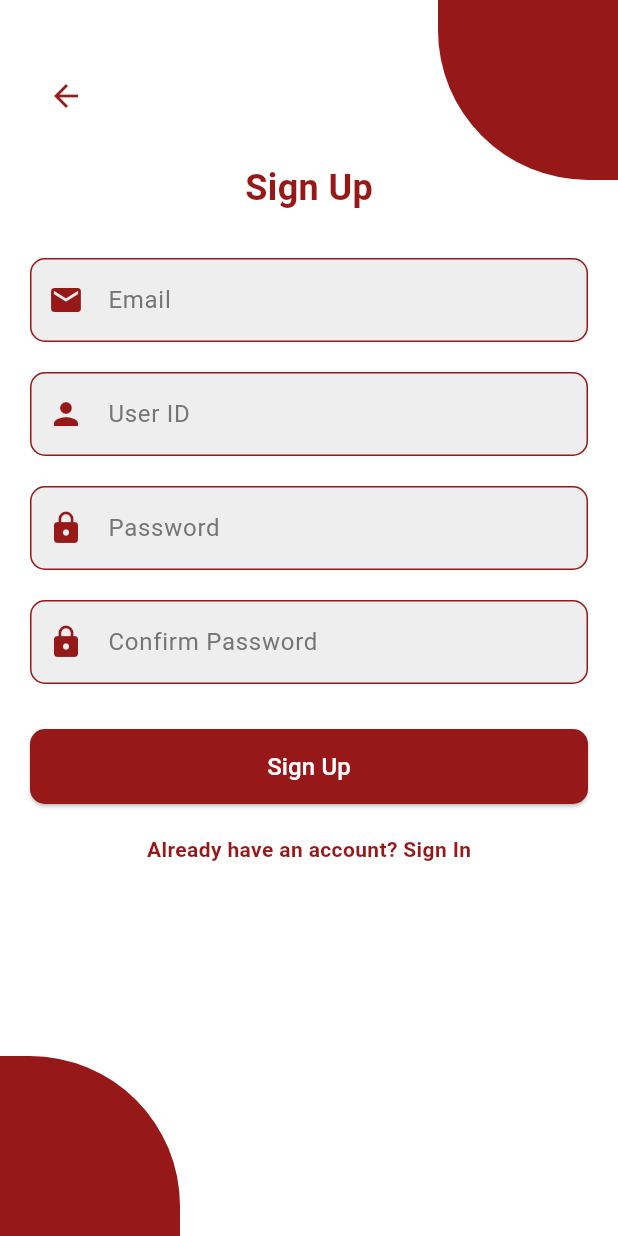
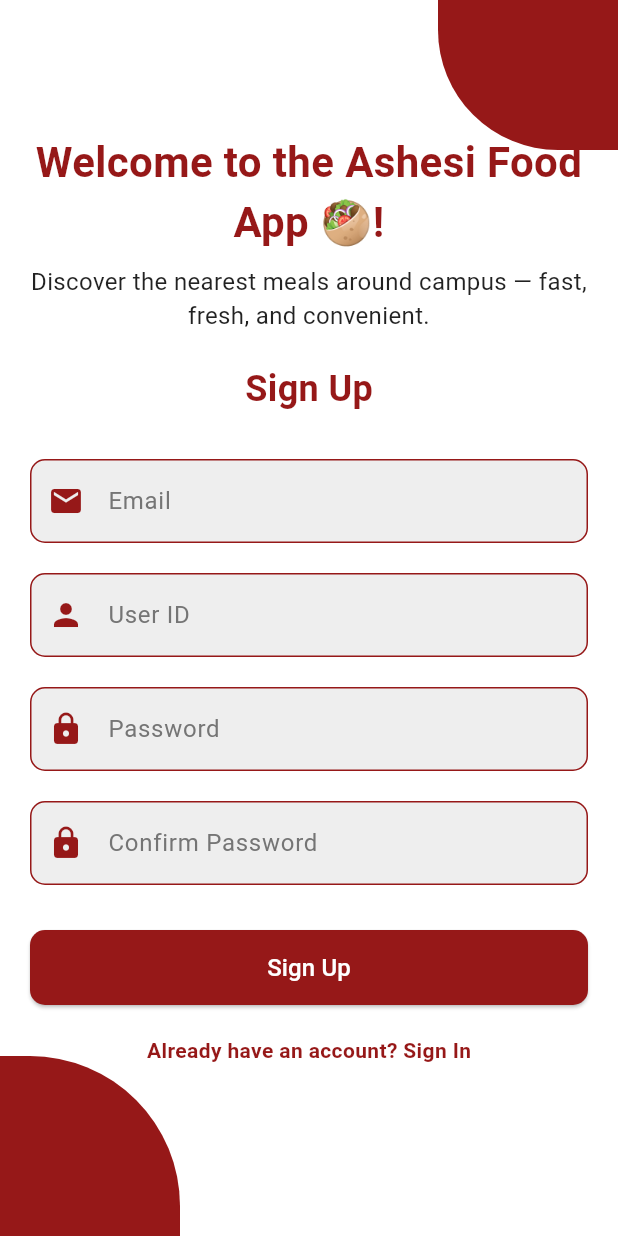
Before and after one commit to EddyKubwimana/ashesi_meal_plan, a Flutter app: the SignUpScreen screen opened by its route, on a phone screen of 412 x 824 dp. Run offline on Flutter 3.47's test engine with Material 3 defaults, Android fonts, the phone set to English and light mode, and no system bars; our stand-ins replace flutter_secure_storage, get, local_auth, shared_preferences; accounts and stored records are empty; network calls fail.

Commit message:
Made changes to the structure just to see whats uo

```diff
--- a/lib/main.dart
+++ b/lib/main.dart
@@ -5,12 +5,59 @@ import 'package:get/get.dart';
 import 'package:ashesi_meal_plan/controllers/auth_controller.dart';
 import 'package:ashesi_meal_plan/screens/register.dart';
 import 'package:ashesi_meal_plan/repositories/theme.dart';
-import './routes/app_routes.dart';
-import 'package:firebase_core/firebase_core.dart';
+//import 'package:firebase_core/firebase_core.dart';
+
 void main() async {
-  await Firebase.initializeApp();
-  WidgetsFlutterBinding.ensureInitialized();
+  // WidgetsFlutterBinding.ensureInitialized();
+  // await Firebase.initializeApp();
   runApp(MyApp());
+}
+
+// class AppRoutes {
+//   static const String signIn = '/sign-in';
+//   static const String signUp = '/sign-up';
+//   static const String dashboard = '/dashboard';
+// }
+
+// class MyApp extends StatelessWidget {
+//   MyApp({super.key}) {
+//     Get.put(AuthController(), permanent: true);
+//   }
+
+//   @override
+//   Widget build(BuildContext context) {
+//     return GetMaterialApp(
+//       title: 'Ashesi Meal Plan',
+//       debugShowCheckedModeBanner: false,
+//       theme: AppTheme.lightTheme,
+//       darkTheme: AppTheme.darkTheme,
+//       themeMode: ThemeMode.system,
+//       initialRoute: AppRoutes.signIn,
+//       getPages: [
+//         GetPage(
+//           name: AppRoutes.signIn,
+//           page: () => const SignInScreen(),
+//           transition: Transition.fadeIn,
+//         ),
+//         GetPage(
+//           name: AppRoutes.signUp,
+//           page: () => SignUpScreen(),
+//           transition: Transition.fadeIn,
+//         ),
+//         GetPage(
+//           name: AppRoutes.dashboard,
+//           page: () => DashboardScreen(),
+//           transition: Transition.fadeIn,
+//         )
+//       ],
+//     );
+//   }
+// }
+
+class AppRoutes {
+  static const String signIn = '/sign-in';
+  static const String signUp = '/sign-up';
+  static const String dashboard = '/dashboard';
 }
 
 class MyApp extends StatelessWidget {
@@ -26,7 +73,7 @@ class MyApp extends StatelessWidget {
       theme: AppTheme.lightTheme,
       darkTheme: AppTheme.darkTheme,
       themeMode: ThemeMode.system,
-      initialRoute: AppRoutes.signIn,
+      initialRoute: AppRoutes.signUp,
       getPages: [
         GetPage(
           name: AppRoutes.signIn,
--- a/lib/screens/register.dart
+++ b/lib/screens/register.dart
@@ -3,6 +3,12 @@ import 'package:get/get.dart';
 import 'package:ashesi_meal_plan/repositories/theme.dart';
 import 'package:ashesi_meal_plan/controllers/auth_controller.dart';
 import 'package:ashesi_meal_plan/routes/app_routes.dart';
+
+class AppRoutes {
+  static const String signIn = '/sign-in';
+  static const String signUp = '/sign-up';
+  static const String dashboard = '/dashboard';
+}
 
 class SignUpScreen extends StatelessWidget {
   SignUpScreen({super.key});
@@ -11,8 +17,7 @@ class SignUpScreen extends StatelessWidget {
   final TextEditingController _emailController = TextEditingController();
   final TextEditingController _userIdController = TextEditingController();
   final TextEditingController _passwordController = TextEditingController();
-  final TextEditingController _confirmPasswordController =
-      TextEditingController();
+  final TextEditingController _confirmPasswordController = TextEditingController();
 
   @override
   Widget build(BuildContext context) {
@@ -25,11 +30,11 @@ class SignUpScreen extends StatelessWidget {
             right: 0,
             child: Container(
               width: 120,
-              height: 120,
+              height: 100,
               decoration: const BoxDecoration(
                 color: AppTheme.primaryColor,
                 borderRadius: BorderRadius.only(
-                  bottomLeft: Radius.circular(100),
+                  bottomLeft: Radius.circular(80),
                 ),
               ),
             ),
@@ -54,9 +59,32 @@ class SignUpScreen extends StatelessWidget {
               crossAxisAlignment: CrossAxisAlignment.start,
               children: [
                 IconButton(
-                  icon: const Icon(Icons.arrow_back,
-                      color: AppTheme.primaryColor),
+                  icon: const Icon(Icons.arrow_back, color: Colors.white),
                   onPressed: () => Get.back(),
+                ),
+                const Center(
+                  child: Column(
+                    children: [
+                      Text(
+                        'Welcome to the Ashesi Food App 🥙!',
+                        textAlign: TextAlign.center,
+                        style: TextStyle(
+                          fontSize: 28,
+                          fontWeight: FontWeight.bold,
+                          color: AppTheme.primaryColor,
+                        ),
+                      ),
+                      SizedBox(height: 8),
+                      Text(
+                        'Discover the nearest meals around campus — fast, fresh, and convenient.',
+                        textAlign: TextAlign.center,
+                        style: TextStyle(
+                          fontSize: 16,
+                          color: Colors.black87,
+                        ),
+                      ),
+                    ],
+                  ),
                 ),
                 const SizedBox(height: 20),
                 const Center(
@@ -116,7 +144,10 @@ class SignUpScreen extends StatelessWidget {
                 const SizedBox(height: 20),
                 Center(
                   child: GestureDetector(
-                    onTap: () => Get.offNamed(AppRoutes.signIn),
+                    onTap: () {
+
+      Get.offAllNamed('/sign-in');
+    },
                     child: const Text(
                       'Already have an account? Sign In',
                       style: TextStyle(
@@ -163,8 +194,7 @@ class SignUpScreen extends StatelessWidget {
           ),
           focusedBorder: OutlineInputBorder(
             borderRadius: BorderRadius.circular(10),
-            borderSide:
-                const BorderSide(color: AppTheme.primaryColor, width: 2),
+            borderSide: const BorderSide(color: AppTheme.primaryColor, width: 2),
           ),
         ),
       ),
```
Also changed, not shown: lib/screens/cafeteria.dart (added, +114 -0 lines), lib/screens/dashboard.dart (+12 -4 lines), lib/screens/login.dart (+37 -3 lines), assets/r1.jpg (added), assets/r2.jpg (added), assets/r3.jpg (added), pubspec.lock, 7 other files.
